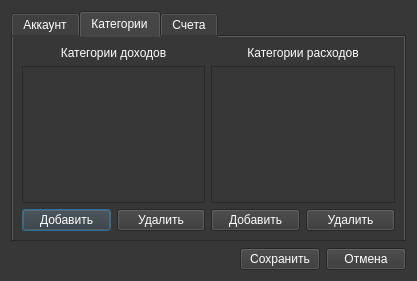
This is ui/dialogs/settings.ui in Protocs/OkayMoney as Qt 5 draws it before an edit. The edited form follows.
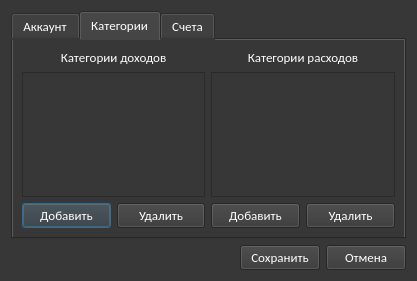
This is the edited form. The open tabs and pages were chosen to show the change. Icons and pictures are not drawn.

The edit to the form file:
```diff
--- a/ui/dialogs/settings.ui
+++ b/ui/dialogs/settings.ui
@@ -30,6 +30,12 @@
   <layout class="QVBoxLayout" name="verticalLayout">
    <item>
     <widget class="QTabWidget" name="tabWidget">
+     <property name="font">
+      <font>
+       <family>Calibri</family>
+       <pointsize>10</pointsize>
+      </font>
+     </property>
      <property name="styleSheet">
       <string notr="true">color: white;</string>
      </property>
@@ -143,6 +149,12 @@
         <layout class="QVBoxLayout" name="verticalLayout_4">
          <item>
           <widget class="QLabel" name="label_4">
+           <property name="font">
+            <font>
+             <family>Calibri</family>
+             <pointsize>10</pointsize>
+            </font>
+           </property>
            <property name="text">
             <string>Категории доходов</string>
            </property>
@@ -152,12 +164,25 @@
           </widget>
          </item>
          <item>
-          <widget class="QListWidget" name="income_categories"/>
+          <widget class="QListWidget" name="income_categories">
+           <property name="font">
+            <font>
+             <family>Calibri</family>
+             <pointsize>11</pointsize>
+            </font>
+           </property>
+          </widget>
          </item>
          <item>
           <layout class="QHBoxLayout" name="horizontalLayout_3">
            <item>
             <widget class="QPushButton" name="add_income_category_btn">
+             <property name="font">
+              <font>
+               <family>Calibri</family>
+               <pointsize>10</pointsize>
+              </font>
+             </property>
              <property name="focusPolicy">
               <enum>Qt::StrongFocus</enum>
              </property>
@@ -168,6 +193,12 @@
            </item>
            <item>
             <widget class="QPushButton" name="delete_income_category_btn">
+             <property name="font">
+              <font>
+               <family>Calibri</family>
+               <pointsize>10</pointsize>
+              </font>
+             </property>
              <property name="focusPolicy">
               <enum>Qt::StrongFocus</enum>
              </property>
@@ -184,6 +215,12 @@
         <layout class="QVBoxLayout" name="verticalLayout_3">
          <item>
           <widget class="QLabel" name="label_3">
+           <property name="font">
+            <font>
+             <family>Calibri</family>
+             <pointsize>10</pointsize>
+            </font>
+           </property>
            <property name="text">
             <string>Категории расходов</string>
            </property>
@@ -193,12 +230,25 @@
           </widget>
          </item>
          <item>
-          <widget class="QListWidget" name="spend_categories"/>
+          <widget class="QListWidget" name="spend_categories">
+           <property name="font">
+            <font>
+             <family>Calibri</family>
+             <pointsize>11</pointsize>
+            </font>
+           </property>
+          </widget>
          </item>
          <item>
           <layout class="QHBoxLayout" name="horizontalLayout_2">
            <item>
             <widget class="QPushButton" name="add_spend_category_btn">
+             <property name="font">
+              <font>
+               <family>Calibri</family>
+               <pointsize>10</pointsize>
+              </font>
+             </property>
              <property name="tabletTracking">
               <bool>false</bool>
              </property>
@@ -212,6 +262,12 @@
            </item>
            <item>
             <widget class="QPushButton" name="delete_spend_category_btn">
+             <property name="font">
+              <font>
+               <family>Calibri</family>
+               <pointsize>10</pointsize>
+              </font>
+             </property>
              <property name="focusPolicy">
               <enum>Qt::StrongFocus</enum>
              </property>
@@ -275,6 +331,12 @@
      </item>
      <item>
       <widget class="QPushButton" name="ok_btn">
+       <property name="font">
+        <font>
+         <family>Calibri</family>
+         <pointsize>10</pointsize>
+        </font>
+       </property>
        <property name="focusPolicy">
         <enum>Qt::StrongFocus</enum>
        </property>
@@ -285,6 +347,12 @@
      </item>
      <item>
       <widget class="QPushButton" name="cancel_btn">
+       <property name="font">
+        <font>
+         <family>Calibri</family>
+         <pointsize>10</pointsize>
+        </font>
+       </property>
        <property name="focusPolicy">
         <enum>Qt::StrongFocus</enum>
        </property>
```
Left out of the diff: 56 changed lines with no effect on the pictures.
